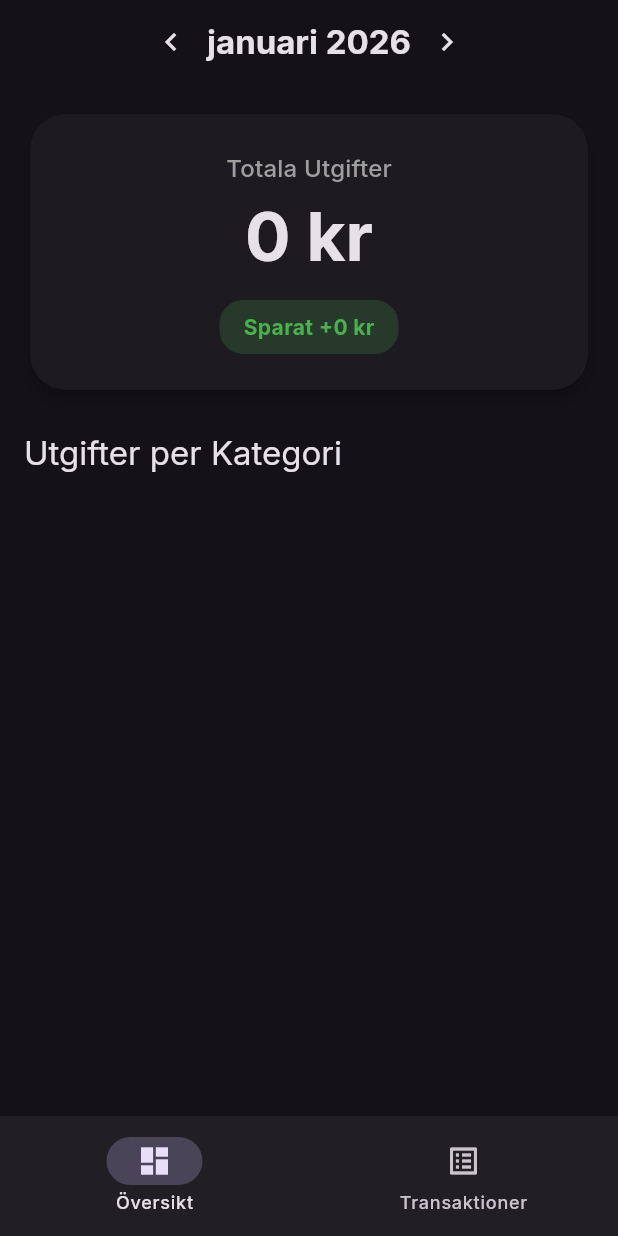
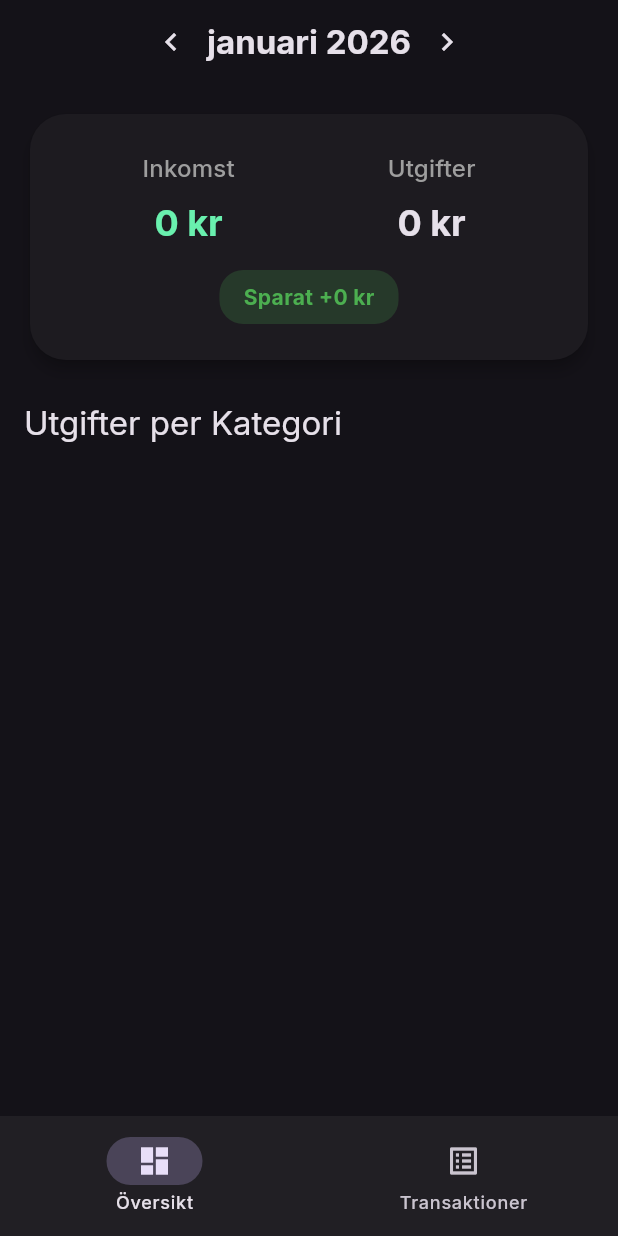
Before and after one commit to jimbengtsson1992/expenses_app, a Flutter app: the screen it shows after launch, on a phone screen of 412 x 824 dp. Run offline on Flutter 3.47's test engine with Material 3 defaults, Android fonts, the phone set to English and light mode, and no system bars; our stand-ins replace csv, flutter_riverpod, freezed_annotation, go_router, google_fonts, riverpod_annotation; generated files the repository leaves out were written again.

Commit message:
feat: Add Total Income to Dashboard Summary

```diff
--- a/lib/src/features/dashboard/presentation/dashboard_screen.dart
+++ b/lib/src/features/dashboard/presentation/dashboard_screen.dart
@@ -122,9 +122,34 @@ class _DashboardContent extends StatelessWidget {
             padding: const EdgeInsets.all(24),
             child: Column(
               children: [
-                Text('Totala Utgifter', style: Theme.of(context).textTheme.titleMedium?.copyWith(color: Colors.grey)),
-                const SizedBox(height: 8),
-                Text(currency.format(totalExpenses), style: Theme.of(context).textTheme.displayMedium?.copyWith(fontWeight: FontWeight.bold)),
+                Row(
+                  mainAxisAlignment: MainAxisAlignment.spaceAround,
+                  children: [
+                    Column(
+                      children: [
+                        Text('Inkomst', style: Theme.of(context).textTheme.titleMedium?.copyWith(color: Colors.grey)),
+                        const SizedBox(height: 8),
+                        Text(
+                          currency.format(totalIncome),
+                          style: Theme.of(context).textTheme.headlineSmall?.copyWith(
+                            fontWeight: FontWeight.bold,
+                            color: Colors.greenAccent,
+                          ),
+                        ),
+                      ],
+                    ),
+                    Column(
+                      children: [
+                        Text('Utgifter', style: Theme.of(context).textTheme.titleMedium?.copyWith(color: Colors.grey)),
+                        const SizedBox(height: 8),
+                        Text(
+                          currency.format(totalExpenses),
+                          style: Theme.of(context).textTheme.headlineSmall?.copyWith(fontWeight: FontWeight.bold),
+                        ),
+                      ],
+                    ),
+                  ],
+                ),
                 const SizedBox(height: 16),
                 Container(
                   padding: const EdgeInsets.symmetric(horizontal: 16, vertical: 8),
```
Also changed, not shown: 1 other file.
